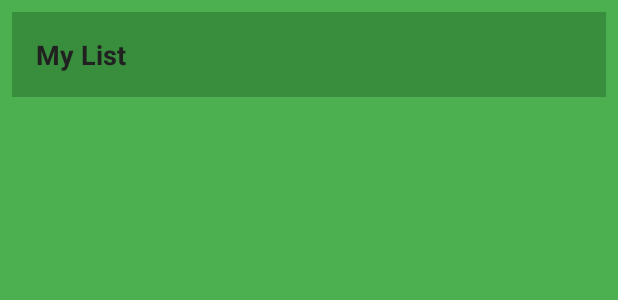
After one commit to laurogama/udacity_capstone_anime_companion, an Android app: the layout anime_widget.xml on its own in the app's theme, with its tools: preview values and no code run, on a phone screen of 412 x 824 dp. The commit adds this screen. Shown: the top 300 px of the screen. Run offline under Robolectric (Android 15) with nearby library versions, the phone set to English and light mode, and no system bars.

Commit message:
feat: widget

```diff
--- /dev/null
+++ b/app/src/main/res/layout/anime_widget.xml
@@ -0,0 +1,25 @@
+<RelativeLayout xmlns:android="http://schemas.android.com/apk/res/android"
+    android:layout_width="match_parent"
+    android:layout_height="match_parent"
+    android:background="@color/primary"
+    android:padding="@dimen/margin_8dp">
+
+    <TextView
+        android:id="@+id/AnimeTitle"
+        android:layout_width="match_parent"
+        android:layout_height="wrap_content"
+        android:layout_alignParentStart="true"
+        android:layout_alignParentTop="true"
+        android:background="@color/primary_dark"
+        android:padding="@dimen/widget_padding"
+        android:text="@string/my_list"
+        android:textColor="@color/primary_text"
+        android:textSize="@dimen/widget_title"
+        android:textStyle="bold" />
+
+    <ListView
+        android:id="@+id/rv_widget_anime"
+        android:layout_width="match_parent"
+        android:layout_height="match_parent"
+        android:layout_below="@+id/AnimeTitle" />
+</RelativeLayout>
--- a/app/src/main/res/values/dimens.xml
+++ b/app/src/main/res/values/dimens.xml
@@ -6,4 +6,6 @@
     <dimen name="divider_padding">0dp</dimen>
     <dimen name="thumbnail_size">50dp</dimen>
     <dimen name="genre_list_margin_top">50dp</dimen>
+    <dimen name="widget_padding">16dp</dimen>
+    <dimen name="widget_title">18sp</dimen>
 </resources>
```
Also changed, not shown: app/src/main/AndroidManifest.xml (+13 -0 lines), app/src/main/java/com/android/example/animecompanion/service/AnimeWidgetRemoteViewsService.java (added, +13 -0 lines), app/src/main/java/com/android/example/animecompanion/ui/fragments/MyListFragment.java (+19 -0 lines), app/src/main/java/com/android/example/animecompanion/ui/widget/AnimeWidgetProvider.java (added, +25 -0 lines), app/src/main/java/com/android/example/animecompanion/ui/widget/AnimeWidgetRemoteViewsFactory.java (added, +87 -0 lines), app/src/main/res/layout/widget_anime_list_item.xml (added, +13 -0 lines), app/src/main/res/xml/anime_widget_info.xml (added, +9 -0 lines).
